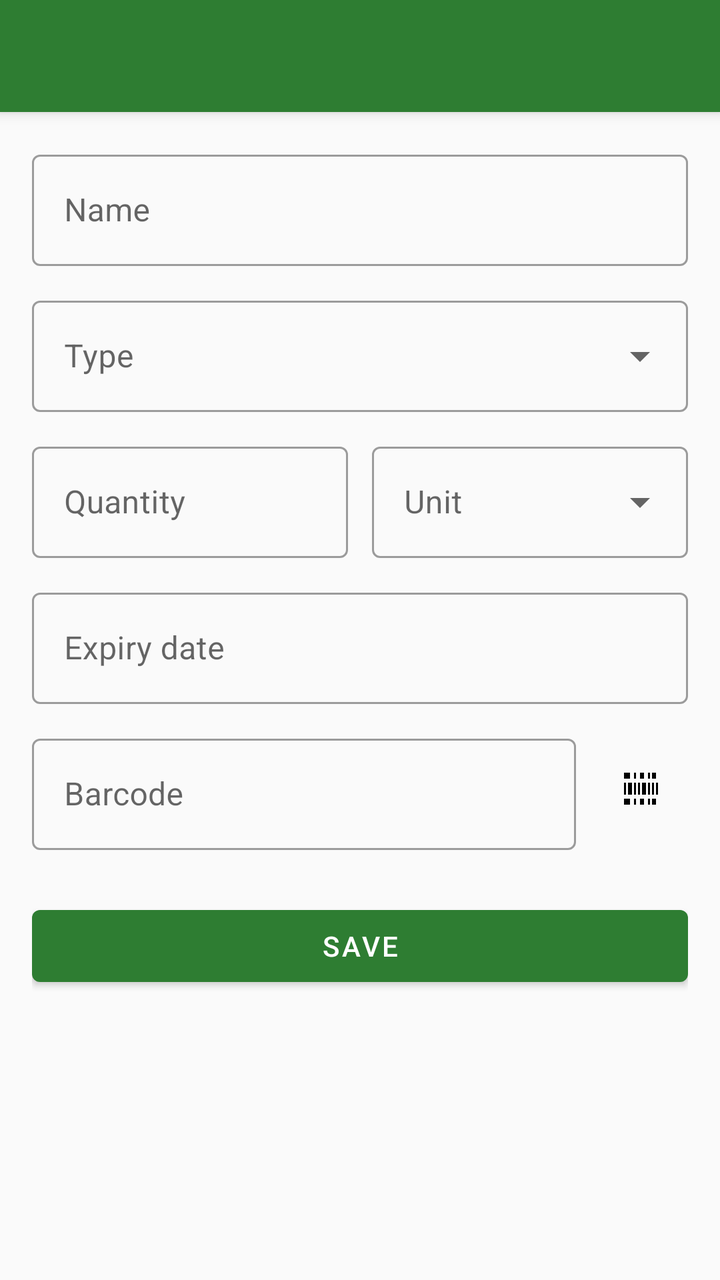
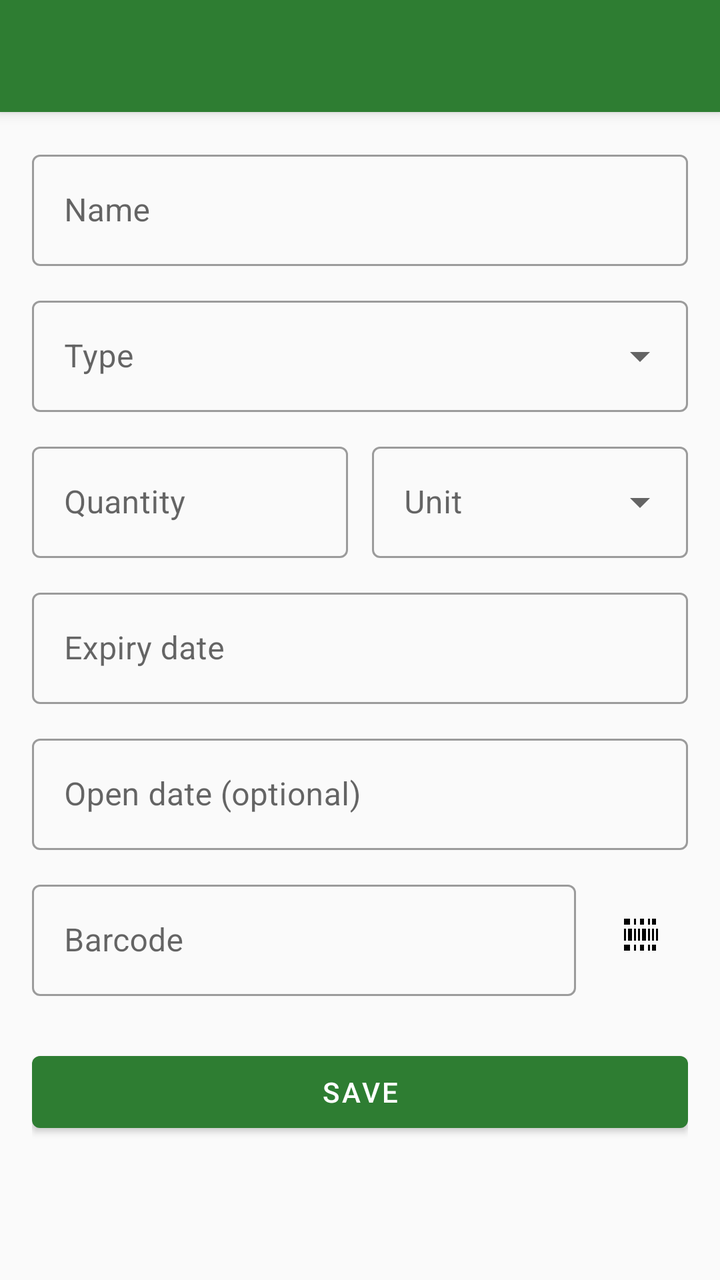

An Android layout rendered at two revisions. The XML below is the earlier revision; the diff shows what the commit changed to produce the second picture.
<!-- AndroidManifest.xml: application theme Theme.ExpiryManager -->
<!-- res/layout/activity_add_edit.xml -->
<?xml version="1.0" encoding="utf-8"?>
<androidx.coordinatorlayout.widget.CoordinatorLayout
    xmlns:android="http://schemas.android.com/apk/res/android"
    xmlns:app="http://schemas.android.com/apk/res-auto"
    android:layout_width="match_parent"
    android:layout_height="match_parent">

    <com.google.android.material.appbar.AppBarLayout
        android:layout_width="match_parent"
        android:layout_height="wrap_content">

        <androidx.appcompat.widget.Toolbar
            android:id="@+id/toolbar"
            android:layout_width="match_parent"
            android:layout_height="?attr/actionBarSize"
            android:background="?attr/colorPrimary"
            app:titleTextColor="?attr/colorOnPrimary"
            app:navigationIconTint="?attr/colorOnPrimary" />

    </com.google.android.material.appbar.AppBarLayout>

    <ScrollView
        android:layout_width="match_parent"
        android:layout_height="match_parent"
        app:layout_behavior="@string/appbar_scrolling_view_behavior">

        <LinearLayout
            android:layout_width="match_parent"
            android:layout_height="wrap_content"
            android:orientation="vertical"
            android:padding="16dp">

            <com.google.android.material.textfield.TextInputLayout
                android:id="@+id/layout_name"
                style="@style/Widget.MaterialComponents.TextInputLayout.OutlinedBox"
                android:layout_width="match_parent"
                android:layout_height="wrap_content"
                android:hint="@string/label_name">

                <com.google.android.material.textfield.TextInputEditText
                    android:id="@+id/edit_name"
                    android:layout_width="match_parent"
                    android:layout_height="wrap_content"
                    android:inputType="textCapSentences" />

            </com.google.android.material.textfield.TextInputLayout>

            <com.google.android.material.textfield.TextInputLayout
                android:id="@+id/layout_type"
                style="@style/Widget.MaterialComponents.TextInputLayout.OutlinedBox.ExposedDropdownMenu"
                android:layout_width="match_parent"
                android:layout_height="wrap_content"
                android:layout_marginTop="12dp"
                android:hint="@string/label_type">

                <AutoCompleteTextView
                    android:id="@+id/edit_type"
                    android:layout_width="match_parent"
                    android:layout_height="wrap_content"
                    android:inputType="textCapSentences" />

            </com.google.android.material.textfield.TextInputLayout>

            <LinearLayout
                android:layout_width="match_parent"
                android:layout_height="wrap_content"
                android:layout_marginTop="12dp"
                android:orientation="horizontal">

                <com.google.android.material.textfield.TextInputLayout
                    android:id="@+id/layout_quantity"
                    style="@style/Widget.MaterialComponents.TextInputLayout.OutlinedBox"
                    android:layout_width="0dp"
                    android:layout_height="wrap_content"
                    android:layout_weight="1"
                    android:hint="@string/label_quantity">

                    <com.google.android.material.textfield.TextInputEditText
                        android:id="@+id/edit_quantity"
                        android:layout_width="match_parent"
                        android:layout_height="wrap_content"
                        android:inputType="number" />

                </com.google.android.material.textfield.TextInputLayout>

                <com.google.android.material.textfield.TextInputLayout
                    android:id="@+id/layout_unit"
                    style="@style/Widget.MaterialComponents.TextInputLayout.OutlinedBox.ExposedDropdownMenu"
                    android:layout_width="0dp"
                    android:layout_height="wrap_content"
                    android:layout_marginStart="12dp"
                    android:layout_weight="1"
                    android:hint="@string/label_unit">

                    <AutoCompleteTextView
                        android:id="@+id/edit_unit"
                        android:layout_width="match_parent"
                        android:layout_height="wrap_content"
                        android:inputType="text" />

                </com.google.android.material.textfield.TextInputLayout>

            </LinearLayout>

            <com.google.android.material.textfield.TextInputLayout
                android:id="@+id/layout_expiry_date"
                style="@style/Widget.MaterialComponents.TextInputLayout.OutlinedBox"
                android:layout_width="match_parent"
                android:layout_height="wrap_content"
                android:layout_marginTop="12dp"
                android:hint="@string/label_expiry_date">

                <com.google.android.material.textfield.TextInputEditText
                    android:id="@+id/edit_expiry_date"
                    android:layout_width="match_parent"
                    android:layout_height="wrap_content"
                    android:clickable="true"
                    android:cursorVisible="false"
                    android:focusable="false" />

            </com.google.android.material.textfield.TextInputLayout>

            <LinearLayout
                android:layout_width="match_parent"
                android:layout_height="wrap_content"
                android:layout_marginTop="12dp"
                android:gravity="center_vertical"
                android:orientation="horizontal">

                <com.google.android.material.textfield.TextInputLayout
                    android:id="@+id/layout_barcode"
                    style="@style/Widget.MaterialComponents.TextInputLayout.OutlinedBox"
                    android:layout_width="0dp"
                    android:layout_height="wrap_content"
                    android:layout_weight="1"
                    android:hint="@string/label_barcode">

                    <com.google.android.material.textfield.TextInputEditText
                        android:id="@+id/edit_barcode"
                        android:layout_width="match_parent"
                        android:layout_height="wrap_content"
                        android:enabled="false" />

                </com.google.android.material.textfield.TextInputLayout>

                <ImageButton
                    android:id="@+id/button_scan"
                    android:layout_width="48dp"
                    android:layout_height="48dp"
                    android:layout_marginStart="8dp"
                    android:background="?attr/selectableItemBackgroundBorderless"
                    android:contentDescription="@string/action_scan_barcode"
                    android:src="@drawable/ic_barcode_scan"
                    android:tint="?attr/colorOnSurface" />

            </LinearLayout>

            <TextView
                android:id="@+id/text_barcode_prefill_hint"
                android:layout_width="match_parent"
                android:layout_height="wrap_content"
                android:layout_marginTop="4dp"
                android:text="@string/barcode_prefilled_hint"
                android:textAppearance="?attr/textAppearanceCaption"
                android:visibility="gone" />

            <com.google.android.material.button.MaterialButton
                android:id="@+id/button_save"
                android:layout_width="match_parent"
                android:layout_height="wrap_content"
                android:layout_marginTop="24dp"
                android:text="@string/action_save" />

        </LinearLayout>

    </ScrollView>

</androidx.coordinatorlayout.widget.CoordinatorLayout>
<!-- resources referenced by this layout -->
<resources>
  <!-- drawable ic_barcode_scan (drawable) -->
  <?xml version="1.0" encoding="utf-8"?>
  <vector xmlns:android="http://schemas.android.com/apk/res/android"
      android:width="24dp"
      android:height="24dp"
      android:viewportWidth="24"
      android:viewportHeight="24">
      <path
          android:fillColor="#FF000000"
          android:pathData="M4,4h3v3H4z M9,4h1v3H9z M12,4h2v3h-2z M16,4h1v3h-1z M18,4h2v3h-2z M4,9h1v6H4z M6,9h2v6H6z M9,9h1v6H9z M11,9h1v6h-1z M13,9h2v6h-2z M16,9h1v6h-1z M18,9h1v6h-1z M20,9h1v6h-1z M4,17h3v3H4z M9,17h1v3H9z M12,17h2v3h-2z M16,17h1v3h-1z M18,17h2v3h-2z" />
  </vector>
  <string name="action_save">Save</string>
  <string name="action_scan_barcode">Scan barcode</string>
  <string name="barcode_prefilled_hint">Filled in from a previous entry with this barcode</string>
  <string name="label_barcode">Barcode</string>
  <string name="label_expiry_date">Expiry date</string>
  <string name="label_name">Name</string>
  <string name="label_quantity">Quantity</string>
  <string name="label_type">Type</string>
  <string name="label_unit">Unit</string>
  <style name="Theme.ExpiryManager" parent="Theme.MaterialComponents.DayNight.NoActionBar">
          <item name="colorPrimary">@color/primary</item>
          <item name="colorPrimaryDark">@color/primary_dark</item>
          <item name="colorOnPrimary">@color/on_primary</item>
          <item name="colorAccent">@color/accent</item>
          <item name="android:windowBackground">@color/background_light</item>
      </style>
  <color name="primary">#2E7D32</color>
  <color name="primary_dark">#1B5E20</color>
  <color name="on_primary">#FFFFFF</color>
  <color name="accent">#FF6F00</color>
  <color name="background_light">#FAFAFA</color>
</resources>

<!-- the commit's change to res/layout/activity_add_edit.xml (unified diff, before → after) -->
@@ -120,6 +120,25 @@
 
             </com.google.android.material.textfield.TextInputLayout>
 
+            <com.google.android.material.textfield.TextInputLayout
+                android:id="@+id/layout_open_date"
+                style="@style/Widget.MaterialComponents.TextInputLayout.OutlinedBox"
+                android:layout_width="match_parent"
+                android:layout_height="wrap_content"
+                android:layout_marginTop="12dp"
+                android:hint="@string/label_open_date"
+                app:endIconMode="clear_text">
+
+                <com.google.android.material.textfield.TextInputEditText
+                    android:id="@+id/edit_open_date"
+                    android:layout_width="match_parent"
+                    android:layout_height="wrap_content"
+                    android:clickable="true"
+                    android:cursorVisible="false"
+                    android:focusable="false" />
+
+            </com.google.android.material.textfield.TextInputLayout>
+
             <LinearLayout
                 android:layout_width="match_parent"
                 android:layout_height="wrap_content"
<!-- resource entries referenced after the edit -->
@@ -17,6 +17,7 @@
   <string name="label_barcode">Barcode</string>
   <string name="label_expiry_date">Expiry date</string>
   <string name="label_name">Name</string>
+  <string name="label_open_date">Open date (optional)</string>
   <string name="label_quantity">Quantity</string>
   <string name="label_type">Type</string>
   <string name="label_unit">Unit</string>
